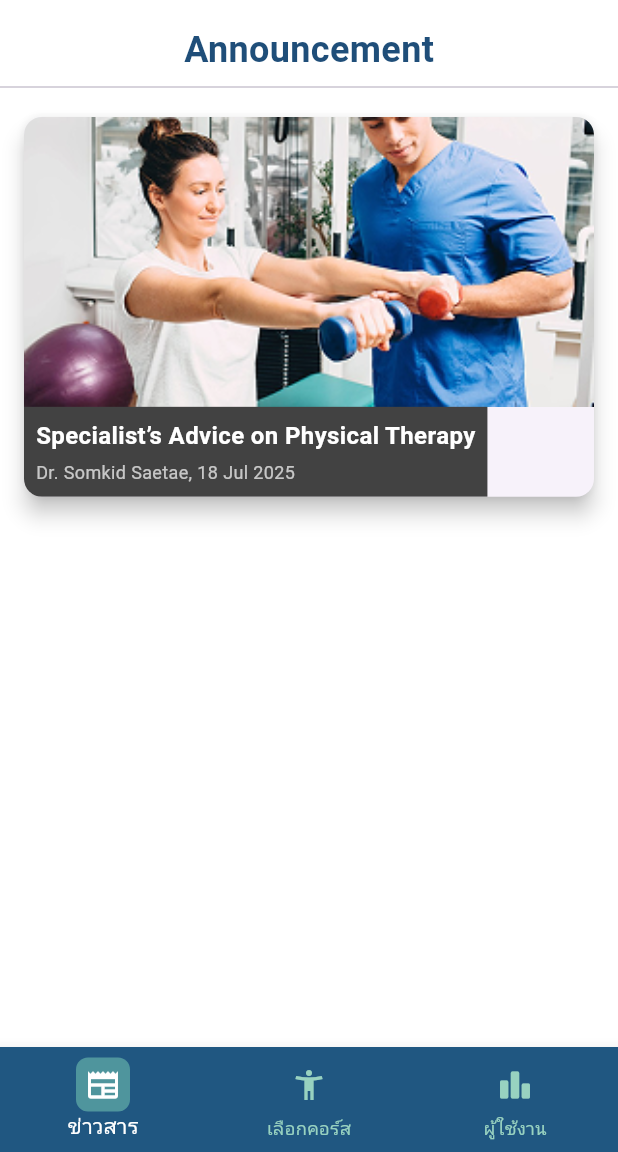
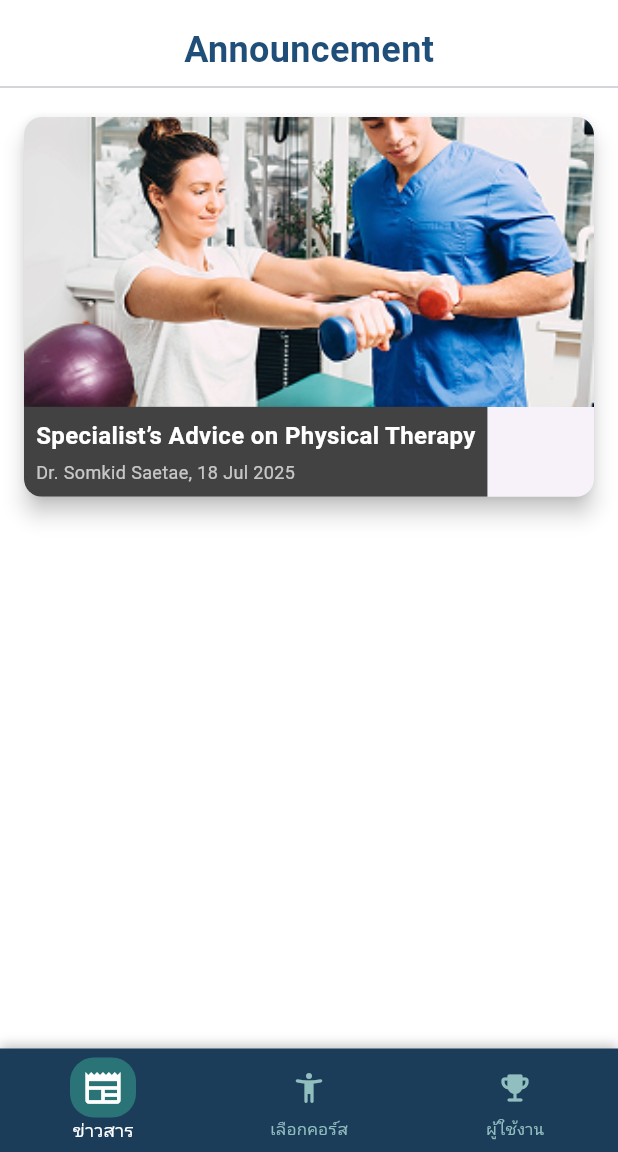
Before and after one commit to Achnan/TICTA, a Flutter app: the NewsScreen screen opened by its route, on a phone screen of 412 x 824 dp, the part 84-1236 px from its top. Run offline on Flutter 3.47's test engine with Material 3 defaults, Android fonts, the phone set to English and light mode, and no system bars; our stand-ins replace camera, flutter_local_notifications, flutter_tts, lucide_icons, permission_handler, shared_preferences and 2 more; missing offline and left inert: google_mlkit_commons, google_mlkit_pose_detection; accounts and stored records are empty.

Commit message:
version 1

```diff
--- a/lib/services/course_event_service.dart
+++ b/lib/services/course_event_service.dart
@@ -1,4 +1,3 @@
-// 🔧 CourseEventService.dart (ปรับปรุงให้บันทึกเฉพาะคอร์สที่เลือกไว้)
 import 'package:flutter_local_notifications/flutter_local_notifications.dart';
 import 'package:timezone/timezone.dart' as tz;
 import 'package:flutter/foundation.dart';
@@ -36,14 +35,12 @@ class CourseEventService {
   },
 ];
 
+
   static final List<DateTime> _scheduledDates = [];
 
   static Future<void> scheduleCourseEvent(String courseName, DateTime dateTime) async {
     final tzDateTime = tz.TZDateTime.from(dateTime, tz.local);
     final int id = dateTime.millisecondsSinceEpoch.remainder(100000);
-
-    debugPrint('🔧 ตั้งแจ้งเตือนด้วย ID: $id');
-    debugPrint('📍 tzDateTime: $tzDateTime');
 
     await flutterLocalNotificationsPlugin.zonedSchedule(
       id,
--- a/lib/widgets/navigation_bar.dart
+++ b/lib/widgets/navigation_bar.dart
@@ -12,54 +12,72 @@ class TheraBottomNav extends StatelessWidget {
     this.labels,
   });
 
-  static const Color bgColor = Color(0xFF205781);
-  static const Color selectedBlockColor = Color(0xFF4F959D);
-  static const Color iconNormalColor = Color(0xFF98D2C0);
+  static const Color bgColor = Color(0xFF1C3D5A); // Dark navy
+  static const Color selectedBlockColor = Color(0xFF2C7A7B); // Softer teal
+  static const Color iconNormalColor = Color(0xFF91BEBE);
   static const Color iconSelectedColor = Colors.white;
 
   @override
   Widget build(BuildContext context) {
     final usedLabels = labels ?? ['ข่าวสาร', 'เลือกคอร์ส', 'ผู้ใช้งาน'];
 
-    return BottomNavigationBar(
-      backgroundColor: bgColor,
+    return Container(
+      decoration: BoxDecoration(
+        color: bgColor,
+        boxShadow: const [
+          BoxShadow(
+            color: Colors.black26,
+            blurRadius: 6,
+            offset: Offset(0, -2),
+          )
+        ],
+      ),
+      child: BottomNavigationBar(
+        backgroundColor: Colors.transparent,
+        elevation: 0,
         currentIndex: currentIndex,
         onTap: onTap,
         type: BottomNavigationBarType.fixed,
         showSelectedLabels: true,
         showUnselectedLabels: true,
+        selectedFontSize: 12,
+        unselectedFontSize: 11,
         selectedItemColor: iconSelectedColor,
         unselectedItemColor: iconNormalColor,
         items: [
           BottomNavigationBarItem(
-          icon: _buildIcon(Icons.newspaper, 0),
+            icon: _buildAnimatedIcon(Icons.newspaper, 0),
             label: usedLabels[0],
           ),
           BottomNavigationBarItem(
-          icon: _buildIcon(Icons.accessibility_new, 1),
+            icon: _buildAnimatedIcon(Icons.accessibility_new_rounded, 1),
             label: usedLabels[1],
           ),
           BottomNavigationBarItem(
-          icon: _buildIcon(Icons.leaderboard_rounded, 2),
+            icon: _buildAnimatedIcon(Icons.emoji_events_rounded, 2),
             label: usedLabels[2],
           ),
         ],
+      ),
     );
   }
 
-  Widget _buildIcon(IconData icon, int index) {
-    final bool selected = index == currentIndex;
-    return Container(
-      decoration: selected
+  Widget _buildAnimatedIcon(IconData icon, int index) {
+    final bool isSelected = index == currentIndex;
+
+    return AnimatedContainer(
+      duration: const Duration(milliseconds: 300),
+      padding: const EdgeInsets.symmetric(horizontal: 8, vertical: 6),
+      decoration: isSelected
           ? BoxDecoration(
-              color: selectedBlockColor,
-              borderRadius: BorderRadius.circular(8),
+              color: selectedBlockColor.withOpacity(0.9),
+              borderRadius: BorderRadius.circular(16),
             )
           : null,
-      padding: const EdgeInsets.all(6),
       child: Icon(
         icon,
-        color: selected ? iconSelectedColor : iconNormalColor,
+        size: isSelected ? 28 : 24,
+        color: isSelected ? iconSelectedColor : iconNormalColor,
       ),
     );
   }
--- a/pubspec.yaml
+++ b/pubspec.yaml
@@ -41,6 +41,7 @@ dependencies:
   google_mlkit_commons: ^0.11.0
   flutter_tts: ^3.8.3
   fl_chart: ^0.64.0
+  lucide_icons: ^0.257.0
 
 
 
```
Also changed, not shown: lib/Main.dart (+18 -7 lines), lib/screens/SelectCourse.dart (+74 -35 lines), lib/screens/SettingsScreen.dart (+19 -14 lines), lib/screens/SuggestionScreen.dart (added, +73 -0 lines), lib/services/suggestion_service.dart (added, +43 -0 lines), pubspec.lock. Lines whose indentation alone changed are shown as unchanged.
